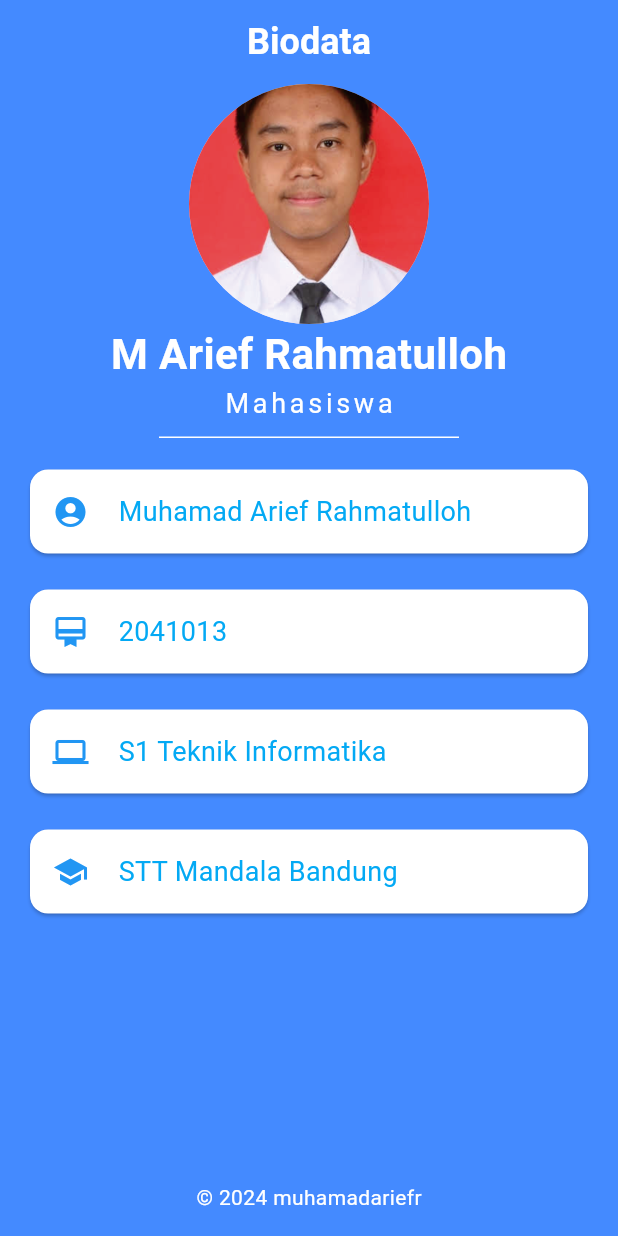
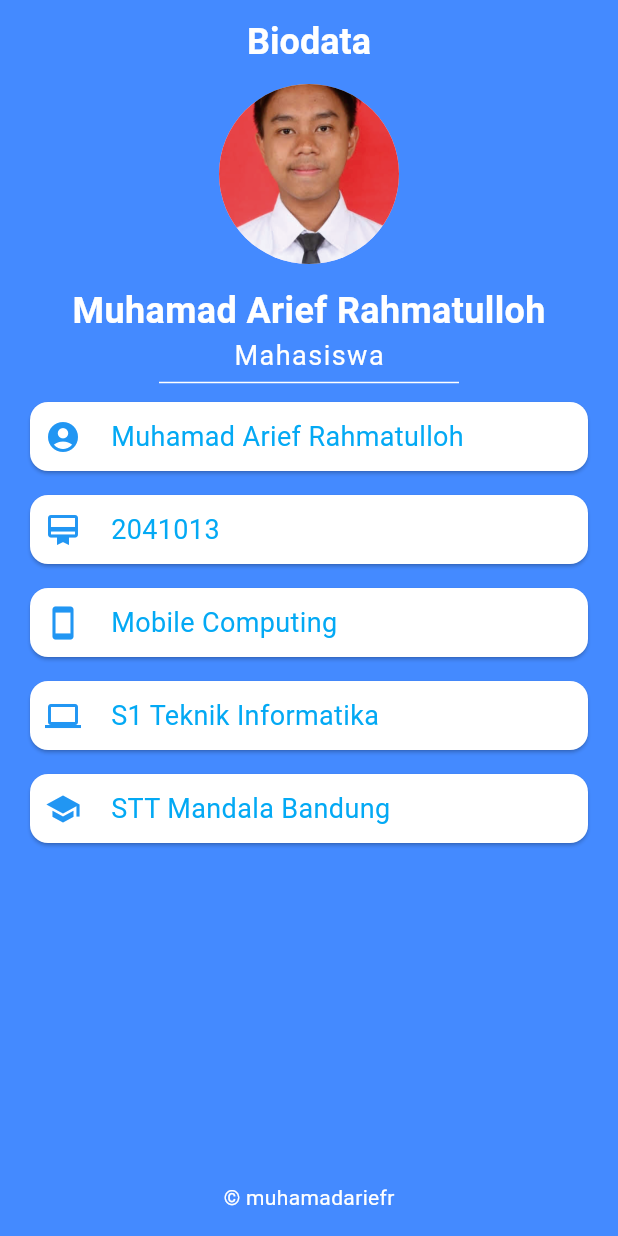
Before and after one commit to muhamadariefr/mobile_app, a Flutter app: the screen it shows after launch, on a phone screen of 412 x 824 dp. Run offline on Flutter 3.47's test engine with Material 3 defaults, Android fonts, the phone set to English and light mode, and no system bars; Roboto replaces fonts that are missing (Poppins, SourceSansPro).

Commit message:
tugas 1 flutter

```diff
--- a/lib/main.dart
+++ b/lib/main.dart
@@ -21,23 +21,30 @@ class MyApp extends StatelessWidget {
               AppBar(
                 title: Text(
                   'Biodata',
-                  style: TextStyle(fontSize: 24.0, fontWeight: FontWeight.bold, color: Colors.white),
+                  style: TextStyle(
+                      fontSize: 24.0,
+                      fontWeight: FontWeight.bold,
+                      color: Colors.white),
                 ),
                 centerTitle: true,
                 backgroundColor: Colors.blueAccent,
               ),
               // Content
               CircleAvatar(
-                radius: 80,
+                radius: 60,
                 backgroundImage: AssetImage('assets/Pas Foto.jpg'),
               ),
-              Text(
-                "M Arief Rahmatulloh",
-                style: TextStyle(
-                    fontSize: 28.0,
+              Padding(
+                padding: EdgeInsets.only(top: 14.0),
+                child: Text(
+                  "Muhamad Arief Rahmatulloh",
+                  style: TextStyle(
+                    fontSize: 24.0,
                     color: Colors.white,
                     fontFamily: 'Poppins',
-                    fontWeight: FontWeight.bold),
+                    fontWeight: FontWeight.bold,
+                  ),
+                ),
               ),
               Text(
                 "Mahasiswa",
@@ -45,12 +52,12 @@ class MyApp extends StatelessWidget {
                   fontSize: 18.0,
                   color: Colors.white,
                   fontFamily: 'SourceSansPro',
-                  letterSpacing: 2.5,
+                  letterSpacing: 1,
                   fontWeight: FontWeight.normal,
                 ),
               ),
               SizedBox(
-                height: 19.0,
+                height: 10.0,
                 width: 200.0,
                 child: Divider(
                   color: Colors.white,
@@ -59,9 +66,9 @@ class MyApp extends StatelessWidget {
               // Cards
               Card(
                 color: Colors.white,
-                margin: EdgeInsets.symmetric(vertical: 12.0, horizontal: 20.0),
+                margin: EdgeInsets.symmetric(vertical: 8.0, horizontal: 20.0),
                 child: Padding(
-                  padding: EdgeInsets.all(15.0),
+                  padding: EdgeInsets.all(10.0),
                   child: Row(
                     children: [
                       Icon(
@@ -71,7 +78,8 @@ class MyApp extends StatelessWidget {
                       SizedBox(width: 20.0),
                       Text(
                         'Muhamad Arief Rahmatulloh',
-                        style: TextStyle(fontSize: 18.0, color: Colors.lightBlue),
+                        style:
+                            TextStyle(fontSize: 18.0, color: Colors.lightBlue),
                       ),
                     ],
                   ),
@@ -79,9 +87,9 @@ class MyApp extends StatelessWidget {
               ),
               Card(
                 color: Colors.white,
-                margin: EdgeInsets.symmetric(vertical: 12.0, horizontal: 20.0),
+                margin: EdgeInsets.symmetric(vertical: 8.0, horizontal: 20.0),
                 child: Padding(
-                  padding: EdgeInsets.all(15.0),
+                  padding: EdgeInsets.all(10.0),
                   child: Row(
                     children: [
                       Icon(
@@ -91,7 +99,8 @@ class MyApp extends StatelessWidget {
                       SizedBox(width: 20.0),
                       Text(
                         '2041013',
-                        style: TextStyle(fontSize: 18.0, color: Colors.lightBlue),
+                        style:
+                            TextStyle(fontSize: 18.0, color: Colors.lightBlue),
                       ),
                     ],
                   ),
@@ -99,9 +108,30 @@ class MyApp extends StatelessWidget {
               ),
               Card(
                 color: Colors.white,
-                margin: EdgeInsets.symmetric(vertical: 12.0, horizontal: 20.0),
+                margin: EdgeInsets.symmetric(vertical: 8.0, horizontal: 20.0),
                 child: Padding(
-                  padding: EdgeInsets.all(15.0),
+                  padding: EdgeInsets.all(10.0),
+                  child: Row(
+                    children: [
+                      Icon(
+                        Icons.smartphone,
+                        color: Colors.blue,
+                      ),
+                      SizedBox(width: 20.0),
+                      Text(
+                        'Mobile Computing',
+                        style:
+                            TextStyle(fontSize: 18.0, color: Colors.lightBlue),
+                      ),
+                    ],
+                  ),
+                ),
+              ),
+              Card(
+                color: Colors.white,
+                margin: EdgeInsets.symmetric(vertical: 8.0, horizontal: 20.0),
+                child: Padding(
+                  padding: EdgeInsets.all(10.0),
                   child: Row(
                     children: [
                       Icon(
@@ -111,7 +141,8 @@ class MyApp extends StatelessWidget {
                       SizedBox(width: 20.0),
                       Text(
                         'S1 Teknik Informatika',
-                        style: TextStyle(fontSize: 18.0, color: Colors.lightBlue),
+                        style:
+                            TextStyle(fontSize: 18.0, color: Colors.lightBlue),
                       ),
                     ],
                   ),
@@ -119,9 +150,9 @@ class MyApp extends StatelessWidget {
               ),
               Card(
                 color: Colors.white,
-                margin: EdgeInsets.symmetric(vertical: 12.0, horizontal: 20.0),
+                margin: EdgeInsets.symmetric(vertical: 8.0, horizontal: 20.0),
                 child: Padding(
-                  padding: EdgeInsets.all(15.0),
+                  padding: EdgeInsets.all(10.0),
                   child: Row(
                     children: [
                       Icon(
@@ -131,7 +162,8 @@ class MyApp extends StatelessWidget {
                       SizedBox(width: 20.0),
                       Text(
                         'STT Mandala Bandung',
-                        style: TextStyle(fontSize: 18.0, color: Colors.lightBlue),
+                        style:
+                            TextStyle(fontSize: 18.0, color: Colors.lightBlue),
                       ),
                     ],
                   ),
@@ -144,7 +176,7 @@ class MyApp extends StatelessWidget {
                   child: Padding(
                     padding: EdgeInsets.all(16.0),
                     child: Text(
-                      '© 2024 muhamadariefr',
+                      '© muhamadariefr',
                       style: TextStyle(
                         fontSize: 14.0,
                         color: Colors.white,
```
